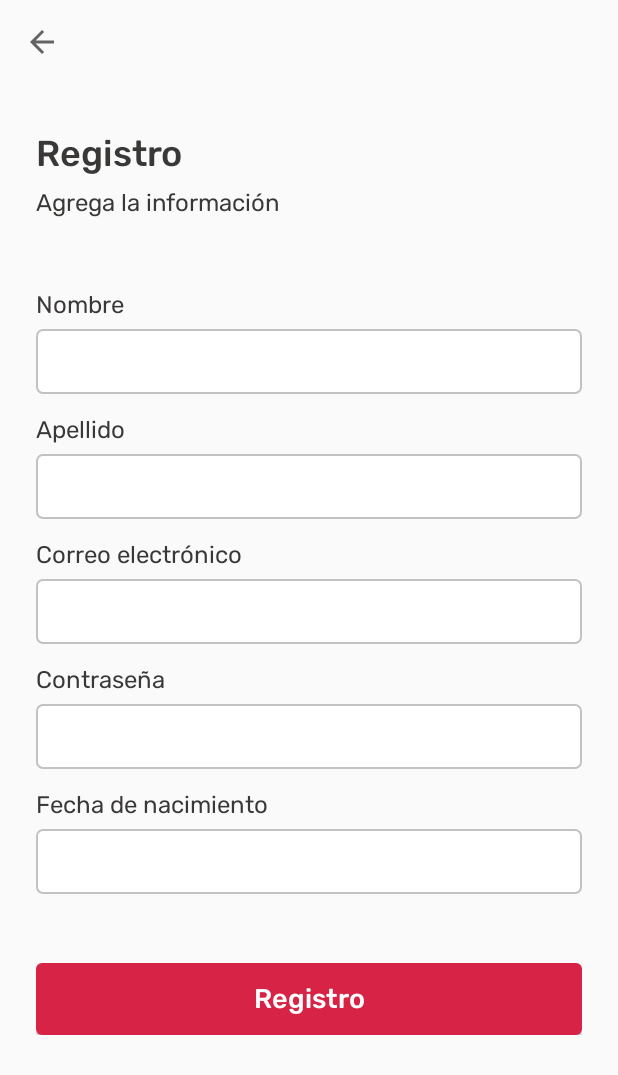
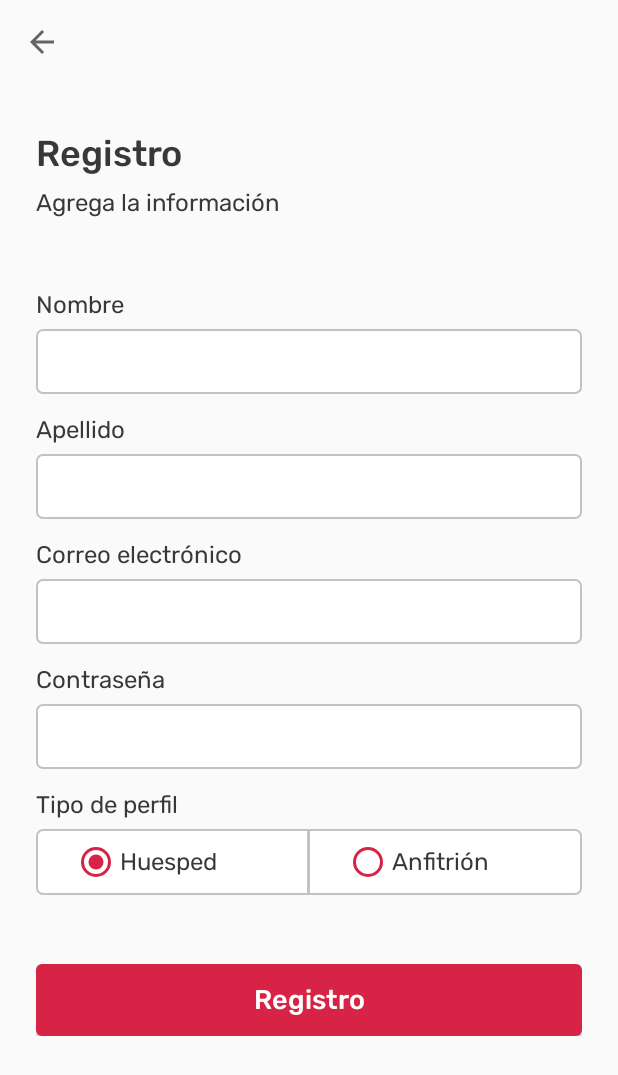
Before and after one commit to fiuba-taller2-g3/bookbnb-android, an Android app: the screen it shows after launch (MainActivity), after a tap on "¿No tienes una cuenta? Regístrate", on a phone screen of 412 x 824 dp. Shown: the top 1075 px of the screen. Run offline under Robolectric (Android 15) with nearby library versions, the light colour scheme and no system bars.

Commit message:
Agrego el field para los radiobutton

```diff
--- a/Bookbnb/app/src/main/java/com/fiuba/bookbnb/forms/InputField.kt
+++ b/Bookbnb/app/src/main/java/com/fiuba/bookbnb/forms/InputField.kt
@@ -1,10 +1,14 @@
 package com.fiuba.bookbnb.forms
 
-enum class InputField {
-    NAME,
-    SURNAME,
-    EMAIL,
-    PASSWORD,
-    BIRTHDAY,
-    PROFILE_TYPE
+import org.apache.commons.lang3.StringUtils
+
+enum class InputField(private val postfixTextEmptyValidator: String) {
+    NAME("un nombre"),
+    SURNAME("un apellido"),
+    EMAIL("un correo electrónico"),
+    PASSWORD("una contraseña"),
+    BIRTHDAY("una fecha de nacimiento"),
+    PROFILE_TYPE(StringUtils.EMPTY);
+
+    fun getTextEmptyValidator() = "Ingrese $postfixTextEmptyValidator"
 }
--- a/Bookbnb/app/src/main/java/com/fiuba/bookbnb/forms/InputFieldBuilder.kt
+++ b/Bookbnb/app/src/main/java/com/fiuba/bookbnb/forms/InputFieldBuilder.kt
@@ -3,6 +3,7 @@ package com.fiuba.bookbnb.forms
 import android.content.Context
 import com.fiuba.bookbnb.forms.inputFields.AbstractInputFieldItem
 import com.fiuba.bookbnb.forms.inputFields.EditTextInputFieldItem
+import com.fiuba.bookbnb.forms.inputFields.RadioButtonInputField
 import com.fiuba.bookbnb.forms.validators.*
 import com.fiuba.bookbnb.ui.utils.KeyboardType
 
@@ -10,27 +11,10 @@ object InputFieldBuilder {
 
     fun build(context: Context, inputField: InputField): AbstractInputFieldItem {
         return when (inputField) {
-            InputField.EMAIL -> EditTextInputFieldItem(context, EmailInputValidator(DEFAULT_EMAIL_TEXT_VALIDATION))
-            InputField.PASSWORD -> EditTextInputFieldItem(context, PassInputValidator(DEFAULT_PASSWORD_TEXT_VALIDATION), KeyboardType.ALPHANUMERIC_PASSWORD)
-            InputField.BIRTHDAY -> EditTextInputFieldItem(context, DefaultInputValidator(DEFAULT_BIRTHDAY_TEXT_VALIDATION))
-            else -> buildDefaultInputField(context, inputField)
+            InputField.EMAIL -> EditTextInputFieldItem(context, EmailInputValidator(inputField.getTextEmptyValidator()))
+            InputField.PASSWORD -> EditTextInputFieldItem(context, PassInputValidator(inputField.getTextEmptyValidator()), KeyboardType.ALPHANUMERIC_PASSWORD)
+            InputField.PROFILE_TYPE -> RadioButtonInputField(context, Pair("Huesped","Anfitrión"))
+            else -> EditTextInputFieldItem(context, DefaultInputValidator(inputField.getTextEmptyValidator()))
         }
     }
-
-    private fun buildDefaultInputField(context: Context, inputField: InputField) = EditTextInputFieldItem(context, DefaultInputValidator(getTextEmptyValidation(inputField)))
-
-    private fun getTextEmptyValidation(inputField: InputField): String {
-        return when (inputField) {
-            InputField.NAME -> DEFAULT_NAME_TEXT_VALIDATION
-            InputField.SURNAME -> DEFAULT_SURNAME_TEXT_VALIDATION
-            else -> throw Exception("Error: The input type entered does not exist")
-        }
-    }
-
-    private const val PREFIX_TEXT_VALIDATION = "Ingrese "
-    private const val DEFAULT_NAME_TEXT_VALIDATION = PREFIX_TEXT_VALIDATION + "un nombre"
-    private const val DEFAULT_SURNAME_TEXT_VALIDATION = PREFIX_TEXT_VALIDATION + "un apellido"
-    private const val DEFAULT_EMAIL_TEXT_VALIDATION = PREFIX_TEXT_VALIDATION + "un correo electrónico"
-    private const val DEFAULT_PASSWORD_TEXT_VALIDATION = PREFIX_TEXT_VALIDATION + "una contraseña"
-    private const val DEFAULT_BIRTHDAY_TEXT_VALIDATION = PREFIX_TEXT_VALIDATION + "una fecha de nacimiento"
 }
--- /dev/null
+++ b/Bookbnb/app/src/main/java/com/fiuba/bookbnb/forms/inputFields/RadioButtonInputField.kt
@@ -0,0 +1,27 @@
+package com.fiuba.bookbnb.forms.inputFields
+
+import android.content.Context
+import android.view.LayoutInflater
+import com.fiuba.bookbnb.R
+import kotlinx.android.synthetic.main.bookbnb_radiobutton_input_field_item.view.*
+
+class RadioButtonInputField(context: Context, optionsText: Pair<String, String>) : AbstractInputFieldItem(context) {
+
+    init {
+        LayoutInflater.from(context).inflate(R.layout.bookbnb_radiobutton_input_field_item, this)
+        setLayoutParams()
+        first_radio_button.text = optionsText.first
+        second_radio_button.text = optionsText.second
+    }
+
+    override fun enableInput() = setInputStatus(true)
+
+    override fun disableInput() = setInputStatus(false)
+
+    override fun isValidated(): Boolean = true
+
+    private fun setInputStatus(isEnabled: Boolean) {
+        first_radio_button.isEnabled = isEnabled
+        second_radio_button.isEnabled = isEnabled
+    }
+}
--- a/Bookbnb/app/src/main/java/com/fiuba/bookbnb/ui/fragments/register/RegisterFragment.kt
+++ b/Bookbnb/app/src/main/java/com/fiuba/bookbnb/ui/fragments/register/RegisterFragment.kt
@@ -28,7 +28,7 @@ class RegisterFragment : FormFragment() {
         addInputField(InputField.SURNAME, R.string.surname_field_label)
         addInputField(InputField.EMAIL, R.string.email_field_label)
         addInputField(InputField.PASSWORD, R.string.pass_field_label)
-        addInputField(InputField.BIRTHDAY, R.string.birthday_field_label)
+        addInputField(InputField.PROFILE_TYPE, R.string.profile_type_field_label)
     }
 
     override fun proceedLoading() = viewModel.register()
--- /dev/null
+++ b/Bookbnb/app/src/main/res/drawable/radio_button_checked.xml
@@ -0,0 +1,21 @@
+<?xml version="1.0" encoding="utf-8"?>
+<layer-list xmlns:android="http://schemas.android.com/apk/res/android">
+
+    <!-- Larger red circle in back -->
+    <item android:drawable="@drawable/radio_button_unchecked" />
+
+    <!-- Smaller red circle in front -->
+    <item>
+        <shape android:shape="oval">
+            <stroke android:color="@android:color/transparent"
+                android:width="@dimen/bkbnb14dp"/>
+
+            <solid android:color="@color/colorRed" />
+
+            <size
+                android:width="@dimen/bkbnb14dp"
+                android:height="@dimen/bkbnb14dp"/>
+        </shape>
+    </item>
+
+</layer-list>
--- /dev/null
+++ b/Bookbnb/app/src/main/res/drawable/radio_button_item_end_background.xml
@@ -0,0 +1,6 @@
+<?xml version="1.0" encoding="utf-8"?>
+<shape android:shape="rectangle" xmlns:android="http://schemas.android.com/apk/res/android">
+    <solid android:color="@color/colorWhite"/>
+    <corners android:bottomRightRadius="@dimen/inputFieldRadius" android:topRightRadius="@dimen/inputFieldRadius"/>
+    <stroke android:width="@dimen/inputFieldBorder" android:color="@color/colorTextInputFieldBorder"/>
+</shape>
--- /dev/null
+++ b/Bookbnb/app/src/main/res/drawable/radio_button_item_start_background.xml
@@ -0,0 +1,9 @@
+<?xml version="1.0" encoding="utf-8"?>
+<inset xmlns:android="http://schemas.android.com/apk/res/android"
+    android:insetRight="-1dp">
+    <shape android:shape="rectangle">
+        <solid android:color="@color/colorWhite" />
+        <stroke android:width="@dimen/inputFieldBorder" android:color="@color/colorTextInputFieldBorder" />
+        <corners android:bottomLeftRadius="@dimen/inputFieldRadius" android:topLeftRadius="@dimen/inputFieldRadius"/>
+    </shape>
+</inset>
--- /dev/null
+++ b/Bookbnb/app/src/main/res/drawable/radio_button_selector.xml
@@ -0,0 +1,10 @@
+<?xml version="1.0" encoding="utf-8"?>
+<inset xmlns:android="http://schemas.android.com/apk/res/android"
+    android:insetLeft="@dimen/bkbnb28dp">
+    <selector>
+        <item android:state_checked="true" android:drawable="@drawable/radio_button_checked" />
+        <item android:state_selected="true" android:drawable="@drawable/radio_button_checked" />
+        <item android:state_pressed="true" android:drawable="@drawable/radio_button_checked" />
+        <item android:drawable="@drawable/radio_button_unchecked" />
+    </selector>
+</inset>
--- /dev/null
+++ b/Bookbnb/app/src/main/res/drawable/radio_button_unchecked.xml
@@ -0,0 +1,19 @@
+<?xml version="1.0" encoding="utf-8"?>
+<layer-list xmlns:android="http://schemas.android.com/apk/res/android">
+
+    <item>
+        <shape
+            android:innerRadiusRatio="3"
+            android:shape="ring"
+            android:thickness="@dimen/bkbnb2dp"
+            android:useLevel="false" >
+
+            <solid android:color="@color/colorRed" />
+
+            <size
+                android:height="@dimen/bkbnb24dp"
+                android:width="@dimen/bkbnb24dp" />
+        </shape>
+    </item>
+
+</layer-list>
--- a/Bookbnb/app/src/main/res/drawable/text_input_field_shape.xml
+++ b/Bookbnb/app/src/main/res/drawable/text_input_field_shape.xml
@@ -3,9 +3,9 @@
     android:shape="rectangle">
 
     <solid android:color="@color/colorWhite"/>
-    <corners android:radius="@dimen/bkbnb4dp" />
+    <corners android:radius="@dimen/inputFieldRadius" />
     <stroke
-        android:width="@dimen/bkbnb1dp"
+        android:width="@dimen/inputFieldBorder"
         android:color="@color/colorTextInputFieldBorder"/>
 
 </shape>
--- a/Bookbnb/app/src/main/res/layout/bookbnb_radiobutton_input_field_item.xml
+++ b/Bookbnb/app/src/main/res/layout/bookbnb_radiobutton_input_field_item.xml
@@ -5,43 +5,32 @@
     xmlns:tools="http://schemas.android.com/tools"
     android:layout_width="match_parent"
     android:layout_height="wrap_content"
-    android:background="@drawable/text_input_field_shape"
     tools:parentTag="androidx.constraintlayout.widget.ConstraintLayout">
 
-    <RadioButton
-        android:id="@+id/guest_radio_button"
-        style="@style/bkbnbLabelInputField"
-        android:layout_width="wrap_content"
+    <RadioGroup
+        android:layout_width="match_parent"
         android:layout_height="wrap_content"
-        android:buttonTint="@color/colorRed"
-        android:checked="true"
-        app:layout_constraintBottom_toBottomOf="parent"
-        app:layout_constraintEnd_toStartOf="@+id/view"
-        app:layout_constraintHorizontal_weight="1"
-        app:layout_constraintStart_toStartOf="parent"
-        app:layout_constraintTop_toTopOf="parent"
-        tools:text="Huesped" />
-
-    <View
-        android:id="@+id/view"
-        android:layout_width="@dimen/bkbnb1dp"
-        android:layout_height="wrap_content"
-        android:background="@color/colorTextInputFieldBorder"
+        android:orientation="horizontal"
         app:layout_constraintBottom_toBottomOf="parent"
         app:layout_constraintEnd_toEndOf="parent"
         app:layout_constraintStart_toStartOf="parent"
-        app:layout_constraintTop_toTopOf="parent" />
+        app:layout_constraintTop_toTopOf="parent">
 
-    <RadioButton
-        android:id="@+id/host_radio_button"
-        style="@style/bkbnbLabelInputField"
-        android:layout_width="wrap_content"
-        android:layout_height="wrap_content"
-        android:buttonTint="@color/colorRed"
-        android:checked="false"
-        app:layout_constraintBottom_toBottomOf="parent"
-        app:layout_constraintEnd_toEndOf="parent"
-        app:layout_constraintStart_toEndOf="@+id/view"
-        app:layout_constraintTop_toTopOf="parent"
-        tools:text="Anfitrion" />
+        <RadioButton
+            android:id="@+id/first_radio_button"
+            style="@style/bkbnbRadioButtonInputField"
+            android:button="@drawable/radio_button_selector"
+            android:background="@drawable/radio_button_item_start_background"
+            android:checked="true"
+            tools:text="Opción 1" />
+
+        <RadioButton
+            android:id="@+id/second_radio_button"
+            android:button="@drawable/radio_button_selector"
+            style="@style/bkbnbRadioButtonInputField"
+            android:background="@drawable/radio_button_item_end_background"
+            tools:text="Opción 2" />
+
+    </RadioGroup>
+
 </merge>
--- a/Bookbnb/app/src/main/res/values/dimens.xml
+++ b/Bookbnb/app/src/main/res/values/dimens.xml
@@ -7,6 +7,7 @@
     <dimen name="bkbnb8dp">8dp</dimen>
     <dimen name="bkbnb10dp">10dp</dimen>
     <dimen name="bkbnb12dp">12dp</dimen>
+    <dimen name="bkbnb14dp">14dp</dimen>
     <dimen name="bkbnb18dp">18dp</dimen>
     <dimen name="bkbnb24dp">24dp</dimen>
     <dimen name="bkbnb28dp">28dp</dimen>
@@ -14,4 +15,8 @@
     <dimen name="bkbnb40dp">40dp</dimen>
     <dimen name="bkbnb48dp">48dp</dimen>
     <dimen name="bkbnb64dp">64dp</dimen>
+
+    <!-- Forms -->
+    <dimen name="inputFieldBorder">1dp</dimen>
+    <dimen name="inputFieldRadius">4dp</dimen>
 </resources>
--- a/Bookbnb/app/src/main/res/values/styles.xml
+++ b/Bookbnb/app/src/main/res/values/styles.xml
@@ -57,4 +57,17 @@
         <item name="android:textColor">@color/colorTitle</item>
     </style>
 
+    <style name="bkbnbRadioButtonInputField">
+        <item name="android:fontFamily">@font/rubik_regular</item>
+        <item name="android:textSize">16sp</item>
+        <item name="android:textColor">@color/colorTitle</item>
+        <item name="android:layout_width">wrap_content</item>
+        <item name="android:layout_height">wrap_content</item>
+        <item name="android:layout_weight">1</item>
+        <item name="android:buttonTint">@color/colorRed</item>
+        <item name="android:paddingTop">@dimen/bkbnb12dp</item>
+        <item name="android:paddingBottom">@dimen/bkbnb12dp</item>
+        <item name="android:paddingStart">@dimen/bkbnb4dp</item>
+    </style>
+
 </resources>
```
